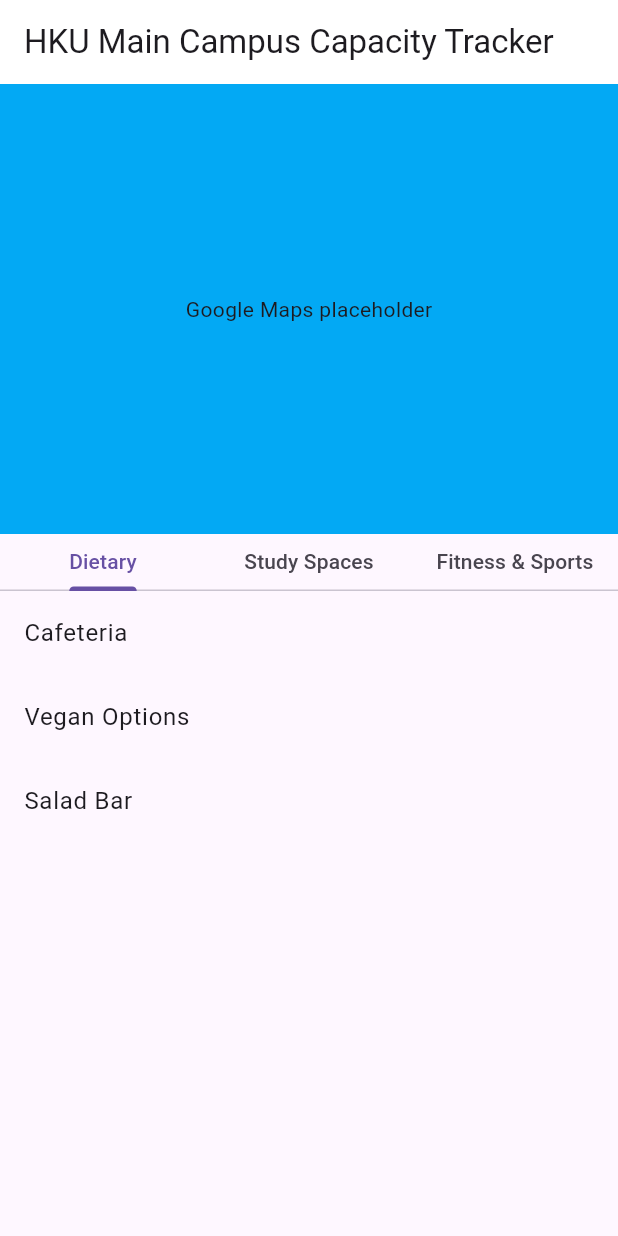
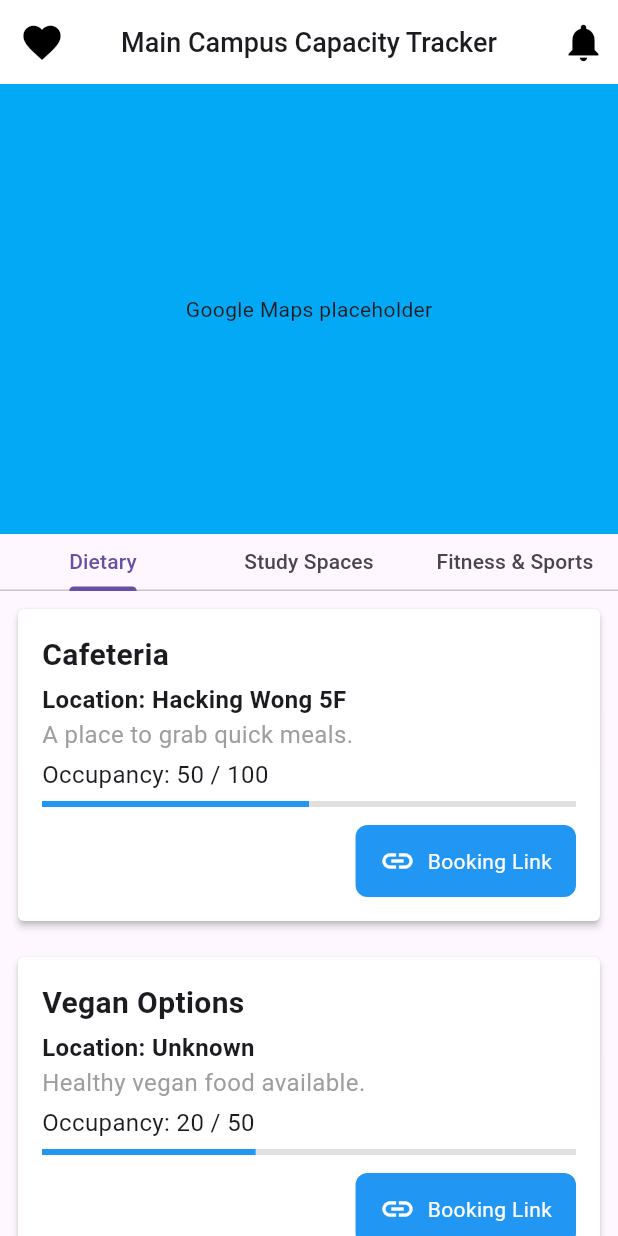
Before and after one commit to LeeHengYu/comp3330-project, a Flutter app: the screen it shows after launch, on a phone screen of 412 x 824 dp. Run offline on Flutter 3.47's test engine with Material 3 defaults, Android fonts, the phone set to English and light mode, and no system bars.

Commit message:
Complete home page info cards UI

```diff
--- /dev/null
+++ b/lib/constants/facility_category.dart
@@ -0,0 +1 @@
+enum Facility { food, sports, study }
--- /dev/null
+++ b/lib/constants/sample_data.dart
@@ -0,0 +1,82 @@
+import 'package:comp3330_project/constants/facility_category.dart';
+
+final Map<String, List<Map<String, dynamic>>> listItems = {
+  "Dietary": [
+    {
+      "title": "Cafeteria",
+      "location": "Hacking Wong 5F",
+      "description": "A place to grab quick meals.",
+      "occupancy": 50,
+      "capacity": 100,
+      "type": Facility.food,
+      "bookingLink": "https://google.com/",
+    },
+    {
+      "title": "Vegan Options",
+      "description": "Healthy vegan food available.",
+      "occupancy": 20,
+      "capacity": 50,
+      "type": Facility.food,
+      "bookingLink": "https://example.com/vegan-booking",
+    },
+    {
+      "title": "Salad Bar",
+      "description": "Fresh salads and sides.",
+      "occupancy": 30,
+      "capacity": 60,
+      "type": Facility.food,
+      "bookingLink": null,
+    },
+  ],
+  "Study Spaces": [
+    {
+      "title": "Library",
+      "description": "Silent study space with resources.",
+      "occupancy": 70,
+      "capacity": 200,
+      "type": Facility.study,
+      "bookingLink": "https://example.com/library-booking",
+    },
+    {
+      "title": "Study Room 101",
+      "description": "Private study room for group study.",
+      "occupancy": 5,
+      "capacity": 10,
+      "type": Facility.study,
+      "bookingLink": "https://example.com/study-room-booking",
+    },
+    {
+      "title": "Silent Study Area",
+      "description": "Dedicated area for quiet study.",
+      "occupancy": 40,
+      "capacity": 50,
+      "type": Facility.study,
+    },
+  ],
+  "Fitness & Sports": [
+    {
+      "title": "Gym",
+      "description": "Fully equipped gym for fitness training.",
+      "occupancy": 30,
+      "capacity": 100,
+      "type": Facility.sports,
+      "bookingLink": "https://example.com/gym-booking",
+    },
+    {
+      "title": "Swimming Pool",
+      "description": "Olympic-size pool for leisure and sport.",
+      "occupancy": 10,
+      "capacity": 50,
+      "type": Facility.sports,
+      "bookingLink": "https://example.com/pool-booking",
+    },
+    {
+      "title": "Tennis Court",
+      "description": "Outdoor tennis courts available for booking.",
+      "occupancy": 2,
+      "capacity": 10,
+      "type": Facility.sports,
+      "bookingLink": null,
+    },
+  ],
+};
--- a/lib/home_page.dart
+++ b/lib/home_page.dart
@@ -1,3 +1,6 @@
+import 'package:comp3330_project/constants/sample_data.dart';
+import 'package:comp3330_project/widgets/info_card.dart';
+import 'package:comp3330_project/widgets/main_page_app_bar.dart';
 import 'package:flutter/material.dart';
 
 class HomePage extends StatefulWidget {
@@ -14,13 +17,6 @@ class _HomePageState extends State<HomePage>
     "Study Spaces",
     "Fitness & Sports",
   ];
-
-  // Sample data for the ListView, categorized based on the tab filters
-  final Map<String, List<String>> listItems = {
-    "Dietary": ["Cafeteria", "Vegan Options", "Salad Bar"],
-    "Study Spaces": ["Library", "Study Room 101", "Silent Study Area"],
-    "Fitness & Sports": ["Gym", "Swimming Pool", "Tennis Court"],
-  };
 
   late TabController _tabController;
   String selectedTab = "Dietary"; // State variable to track the current tab
@@ -49,9 +45,9 @@ class _HomePageState extends State<HomePage>
   @override
   Widget build(BuildContext context) {
     return Scaffold(
-      appBar: AppBar(
-        title: const Text("HKU Main Campus Capacity Tracker"),
-        backgroundColor: Colors.white,
+      appBar: MainPageAppBar(
+        onHeartPressed: () {},
+        onBellPressed: () {},
       ),
       body: Column(
         children: [
@@ -81,12 +77,19 @@ class _HomePageState extends State<HomePage>
                   child: TabBarView(
                     controller: _tabController,
                     children: tabLabels.map((label) {
-                      // Create a ListView for each tab with filtered items
                       return ListView.builder(
                         itemCount: listItems[label]!.length,
                         itemBuilder: (context, index) {
-                          return ListTile(
-                            title: Text(listItems[label]![index]),
+                          var item = listItems[label]![index];
+
+                          return InfoCard(
+                            title: item['title'],
+                            location: item['location'] ?? 'Unknown',
+                            description: item['description'],
+                            occupancy: item['occupancy'],
+                            capacity: item['capacity'],
+                            type: item['type'],
+                            bookingLink: item['bookingLink'],
                           );
                         },
                       );
--- a/lib/main.dart
+++ b/lib/main.dart
@@ -8,16 +8,11 @@ void main() {
 class MyApp extends StatelessWidget {
   const MyApp({super.key});
 
-  // This widget is the root of your application.
   @override
   Widget build(BuildContext context) {
     return const MaterialApp(
-      title: 'Flutter Demo',
+      title: 'HKU Main Campus Capacity Tracker',
       debugShowCheckedModeBanner: false,
-      // theme: ThemeData(
-      //   colorScheme: ColorScheme.fromSeed(seedColor: Colors.deepPurple),
-      //   useMaterial3: true,
-      // ),
       home: HomePage(),
     );
   }
--- /dev/null
+++ b/lib/widgets/info_card.dart
@@ -0,0 +1,125 @@
+import 'package:flutter/material.dart';
+import 'package:comp3330_project/constants/facility_category.dart';
+import 'package:url_launcher/url_launcher.dart';
+
+class InfoCard extends StatelessWidget {
+  final String title;
+  final String location;
+  final String? description;
+  final int? occupancy;
+  final int capacity;
+  final Facility type;
+  final String? bookingLink;
+
+  const InfoCard({
+    super.key,
+    required this.title,
+    required this.location,
+    this.description,
+    this.occupancy,
+    required this.capacity,
+    required this.type,
+    this.bookingLink,
+  });
+
+  Future<void> _launchBookingUrl(String url) async {
+    final Uri uri = Uri.parse(url);
+    if (await canLaunchUrl(uri)) {
+      await launchUrl(uri);
+    } else {
+      throw 'Could not launch $url';
+    }
+  }
+
+  @override
+  Widget build(BuildContext context) {
+    double occupancyPercentage =
+        (occupancy != null && capacity > 0) ? (occupancy! / capacity) : 0.0;
+
+    return Card(
+      color: Colors.white,
+      elevation: 2,
+      margin: const EdgeInsets.all(12),
+      shape: RoundedRectangleBorder(borderRadius: BorderRadius.circular(4)),
+      child: Padding(
+        padding: const EdgeInsets.all(16),
+        child: Column(
+          crossAxisAlignment: CrossAxisAlignment.start,
+          children: [
+            Text(
+              title,
+              style: const TextStyle(
+                fontSize: 20,
+                fontWeight: FontWeight.bold,
+              ),
+            ),
+            const SizedBox(height: 4),
+            Text(
+              'Location: $location',
+              style: const TextStyle(
+                fontSize: 16,
+                fontWeight: FontWeight.bold,
+              ),
+            ),
+            // const SizedBox(height: 4),
+            if (description != null)
+              Text(
+                description!,
+                style: const TextStyle(fontSize: 16, color: Colors.grey),
+              ),
+            const SizedBox(height: 4),
+            Column(
+              crossAxisAlignment: CrossAxisAlignment.start,
+              children: [
+                Text(
+                  'Occupancy: ${(occupancy == null) ? '--' : occupancy} / $capacity',
+                  style: const TextStyle(fontSize: 16),
+                ),
+                const SizedBox(height: 6),
+                LinearProgressIndicator(
+                  value: (occupancy != null) ? occupancyPercentage : 0,
+                  backgroundColor: Colors.grey[300],
+                  color: Colors.blue,
+                ),
+              ],
+            ),
+            const SizedBox(height: 12),
+            if (bookingLink != null)
+              Align(
+                alignment: Alignment.centerRight,
+                child: InkWell(
+                  onTap: () {
+                    _launchBookingUrl(bookingLink!);
+                  },
+                  borderRadius: BorderRadius.circular(
+                    8,
+                  ),
+                  child: Container(
+                    padding: const EdgeInsets.symmetric(
+                      vertical: 12,
+                      horizontal: 16,
+                    ),
+                    decoration: BoxDecoration(
+                      color: Colors.blue,
+                      borderRadius: BorderRadius.circular(8),
+                    ),
+                    child: const Row(
+                      mainAxisSize: MainAxisSize.min,
+                      children: [
+                        Icon(Icons.link, color: Colors.white),
+                        SizedBox(width: 8),
+                        Text(
+                          'Booking Link',
+                          style: TextStyle(color: Colors.white),
+                        ),
+                      ],
+                    ),
+                  ),
+                ),
+              ),
+          ],
+        ),
+      ),
+    );
+  }
+}
--- /dev/null
+++ b/lib/widgets/main_page_app_bar.dart
@@ -0,0 +1,49 @@
+import 'package:flutter/material.dart';
+
+class MainPageAppBar extends StatelessWidget implements PreferredSizeWidget {
+  final VoidCallback onHeartPressed;
+  final VoidCallback onBellPressed;
+
+  const MainPageAppBar({
+    super.key,
+    required this.onHeartPressed,
+    required this.onBellPressed,
+  });
+
+  final iconSize = 30.0;
+  final iconColor = Colors.black;
+
+  @override
+  Widget build(BuildContext context) {
+    return AppBar(
+      title: const Text(
+        "Main Campus Capacity Tracker",
+        style: TextStyle(
+          fontSize: 18,
+          fontWeight: FontWeight.w500,
+        ),
+      ),
+      backgroundColor: Colors.white,
+      centerTitle: true,
+      actions: [
+        InkWell(
+          onTap: onBellPressed,
+          child: Padding(
+            padding: const EdgeInsets.all(8.0),
+            child: Icon(Icons.notifications, size: iconSize, color: iconColor),
+          ),
+        ),
+      ],
+      leading: InkWell(
+        onTap: onHeartPressed,
+        child: Padding(
+          padding: const EdgeInsets.all(8.0),
+          child: Icon(Icons.favorite, size: iconSize, color: iconColor),
+        ),
+      ),
+    );
+  }
+
+  @override
+  Size get preferredSize => const Size.fromHeight(kToolbarHeight);
+}
--- a/pubspec.yaml
+++ b/pubspec.yaml
@@ -35,6 +35,7 @@ dependencies:
   # Use with the CupertinoIcons class for iOS style icons.
   cupertino_icons: ^1.0.8
   google_maps_flutter: ^2.9.0
+  url_launcher: ^6.3.1
 
 dev_dependencies:
   flutter_test:
```
Also changed, not shown: pubspec.lock, 3 other files.
